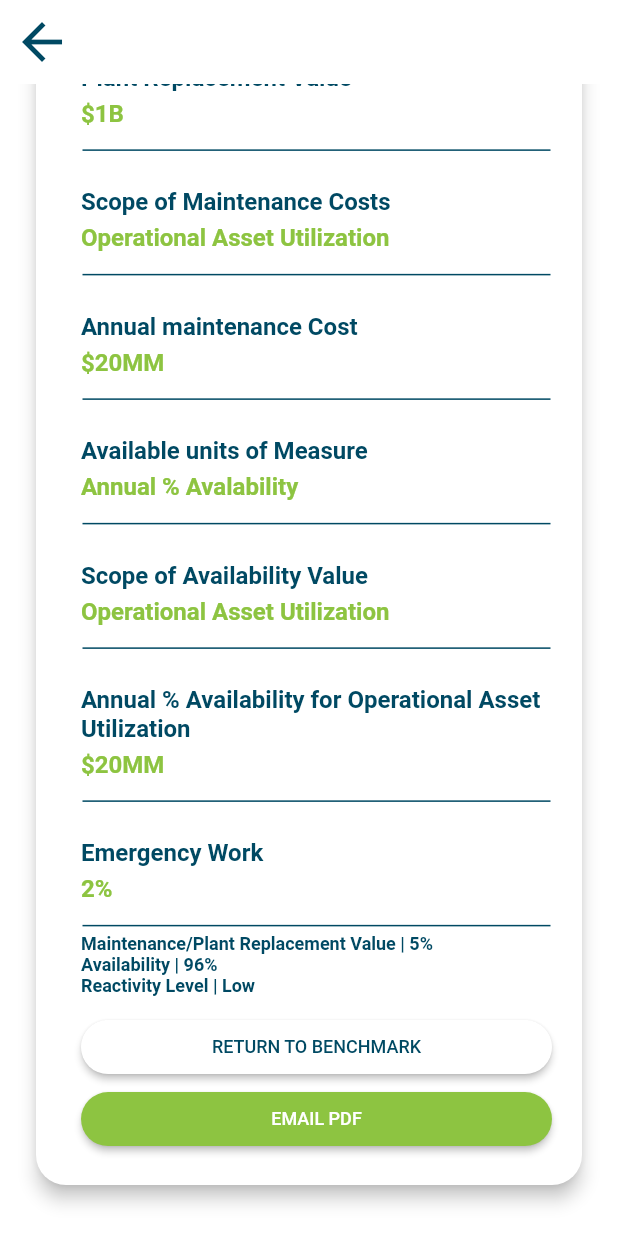
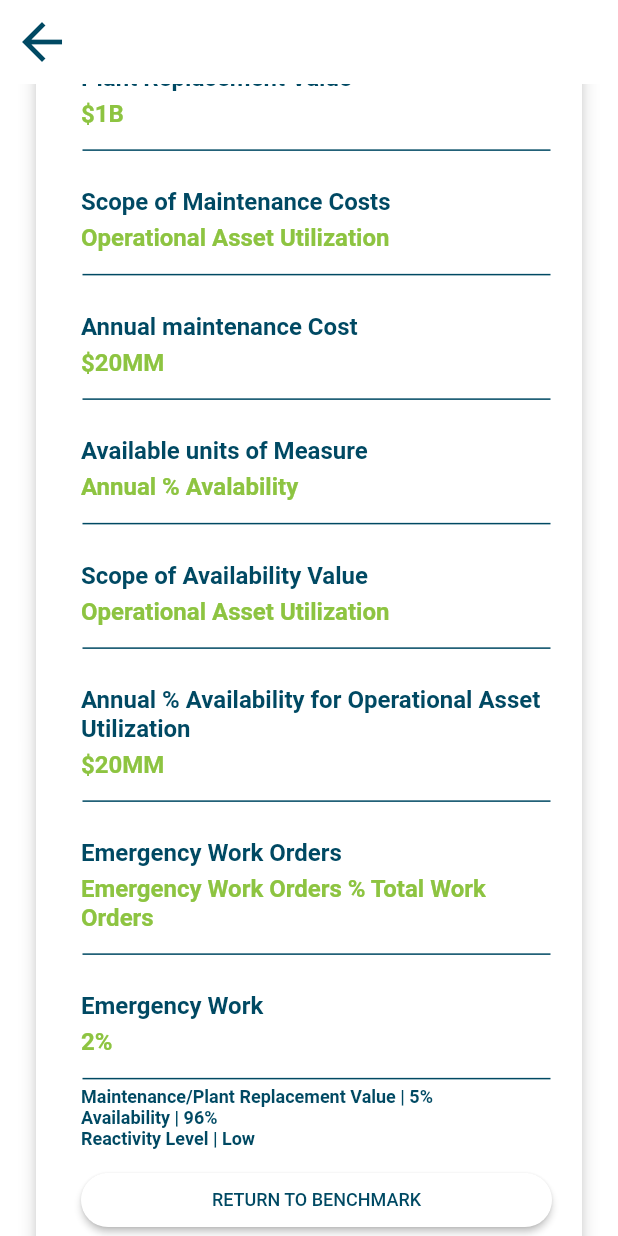
Before and after one commit to SonQBChau/brand_root_solution, a Flutter app: the ResultPage screen opened directly, scrolled down 971 dp, on a phone screen of 412 x 824 dp. Run offline on Flutter 3.47's test engine with Material 2 defaults, Android fonts, the phone set to English and light mode, and no system bars; our stand-ins replace charts_flutter; missing offline and left inert: animator; Roboto replaces fonts that are missing (GothicA1).

Commit message:
Update result_page.dart

```diff
--- a/lib/screens/result_page.dart
+++ b/lib/screens/result_page.dart
@@ -106,6 +106,10 @@ class ResultPage extends StatelessWidget {
                     ResultRow(
                       title: 'Annual % Availability for Operational Asset Utilization',
                       content: benchmark.operationAssetUtilization,
+                    ),
+                    ResultRow(
+                      title: 'Emergency Work Orders',
+                      content: benchmark.emergencyWorkOrder,
                     ),
                     ResultRow(
                       title: 'Emergency Work',
```
